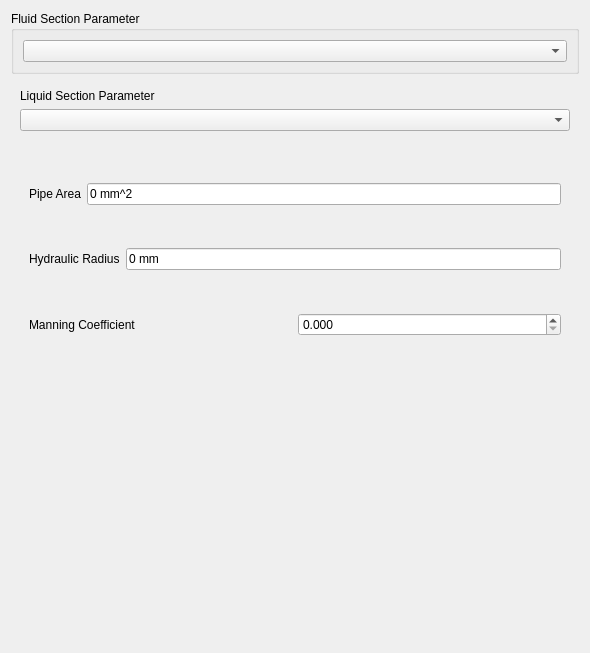
Old version of the form src/Mod/Fem/Gui/Resources/ui/ElementFluid1D.ui in the repository southseact-3d/fcd.
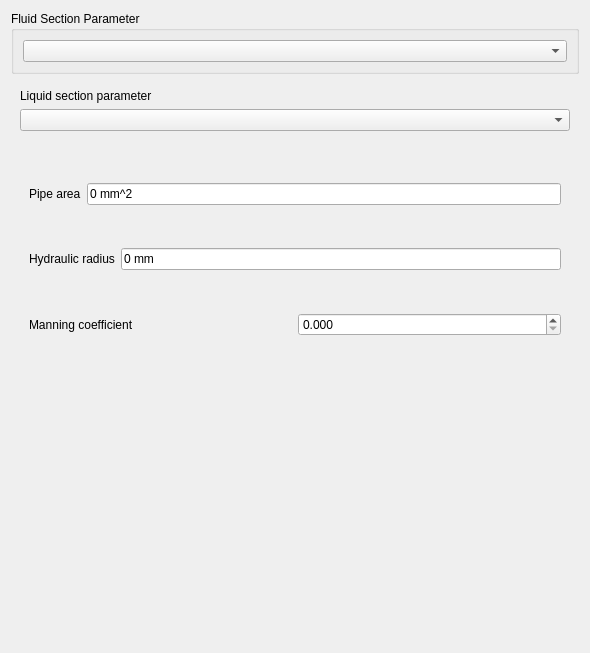
New version of the form. The open tabs and pages were chosen to show the change. Custom widgets are drawn as their Qt base class.

Diff of the .ui file:
```diff
--- a/src/Mod/Fem/Gui/Resources/ui/ElementFluid1D.ui
+++ b/src/Mod/Fem/Gui/Resources/ui/ElementFluid1D.ui
@@ -42,7 +42,7 @@
        <item>
         <widget class="QLabel" name="label">
          <property name="text">
-          <string>Liquid Section Parameter</string>
+          <string>Liquid section parameter</string>
          </property>
         </widget>
        </item>
@@ -61,7 +61,7 @@
              <item>
               <widget class="QLabel" name="label_4">
                <property name="text">
-                <string>Pipe Area</string>
+                <string>Pipe area</string>
                </property>
               </widget>
              </item>
@@ -82,7 +82,7 @@
              <item>
               <widget class="QLabel" name="label_5">
                <property name="text">
-                <string>Hydraulic Radius</string>
+                <string>Hydraulic radius</string>
                </property>
               </widget>
              </item>
@@ -103,7 +103,7 @@
              <item>
               <widget class="QLabel" name="label_6">
                <property name="text">
-                <string>Manning Coefficient</string>
+                <string>Manning coefficient</string>
                </property>
               </widget>
              </item>
```
Left out of the diff: 34 changed lines with no effect on the pictures.
